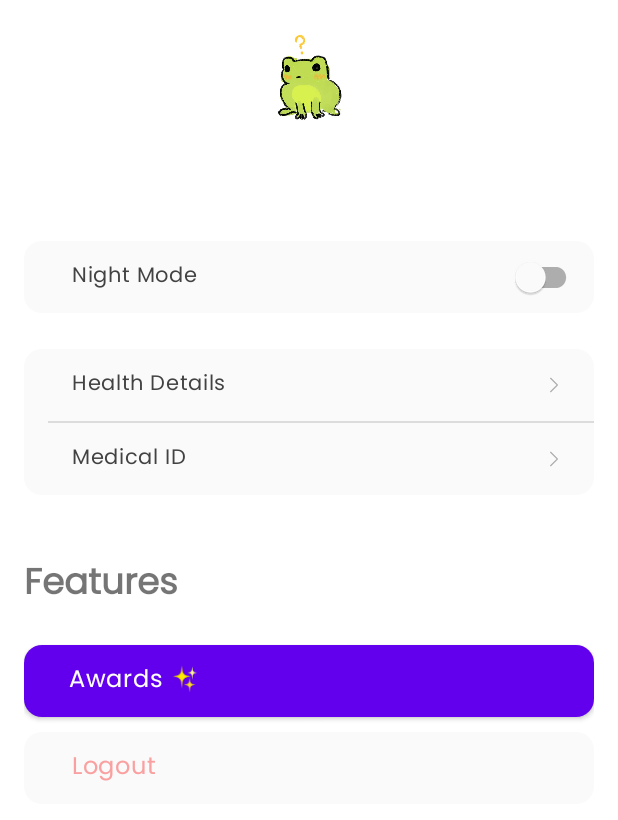
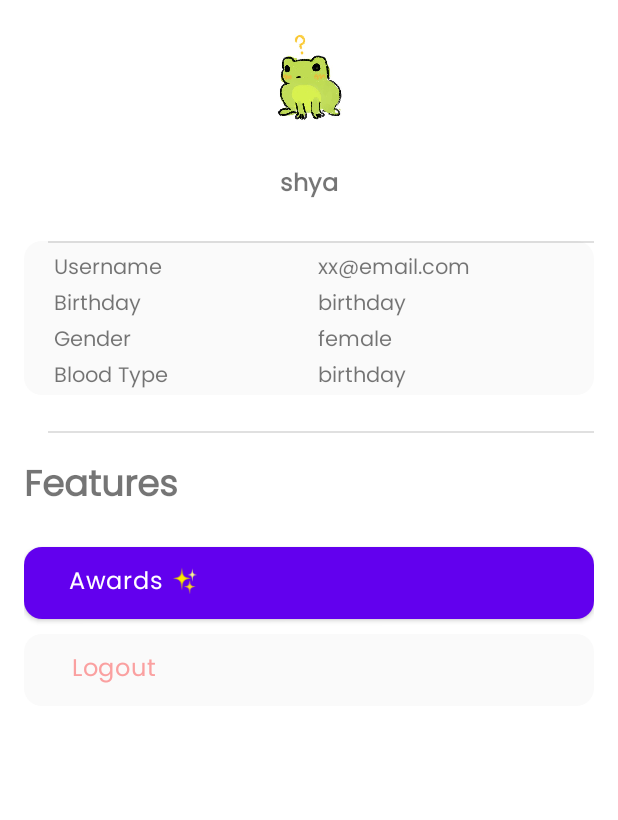
Before and after one commit to jacky-teo/rehab-mobile, an Android app: the fragment User shown on its own in the app's theme, on a phone screen of 412 x 824 dp. Shown: the top 820 px of the screen. Run offline under Robolectric (Android 15) with nearby library versions, the phone set to English and light mode, and no system bars; plain views replace CircularImageView; 6 statements that could not run were skipped.

Commit message:
updated user profile

```diff
--- a/app/src/main/java/com/example/rehab_mobile/AwardsActivity.kt
+++ b/app/src/main/java/com/example/rehab_mobile/AwardsActivity.kt
@@ -2,6 +2,7 @@ package com.example.rehab_mobile
 
 import android.app.Dialog
 import android.content.Context
+import android.content.Intent
 import android.graphics.Bitmap
 import android.graphics.Color
 import android.graphics.drawable.ColorDrawable
@@ -59,11 +60,12 @@ class AwardsActivity : AppCompatActivity() {
         username = sharedPreference.getString("username","")
 
         // TO BE REMOVED !! - Updating user points for testing purposes
-        dbHelper.updateUserPoint(username!!, 1400)
+//        dbHelper.updateUserPoint(username!!, 1400)
         // TO BE REMOVED !! - End
 
         // display points
         getPoints()
+
     }
 
     // update button styling
@@ -103,8 +105,9 @@ class AwardsActivity : AppCompatActivity() {
 
     // get user points
     private fun getPoints() {
-        availPoints = dbHelper.searchUserPoint(username!!)[0].points
-
+        if (dbHelper.searchUserPoint(username!!).isNotEmpty()){
+            availPoints = dbHelper.searchUserPoint(username!!)[0].points
+        }
         // display points on awards page
         val pointsView = findViewById<TextView>(R.id.availablePoints)
         pointsView.text = availPoints.toString()
@@ -127,7 +130,7 @@ class AwardsActivity : AppCompatActivity() {
 
         // reload points shown
         getPoints()
-
+        Log.d("userPoints", dbHelper.searchUserPoint(username!!)[0].points.toString())
     }
 
     // new redemption of voucher
@@ -199,4 +202,9 @@ class AwardsActivity : AppCompatActivity() {
 
     }
 
+    fun backToMainButton(view: View) {
+        val homeIntent = Intent(this, HomeActivity::class.java)
+        startActivity(homeIntent)
+    }
+
 }
--- a/app/src/main/java/com/example/rehab_mobile/Home.kt
+++ b/app/src/main/java/com/example/rehab_mobile/Home.kt
@@ -30,7 +30,6 @@ class Home : Fragment() {
         super.onViewCreated(view, savedInstanceState)
         val act = activity
         dbHelper = DatabaseHelper(requireActivity())
-
 
         val calendar = Calendar.getInstance()
         val currentDate = calendar.time
--- a/app/src/main/java/com/example/rehab_mobile/User.kt
+++ b/app/src/main/java/com/example/rehab_mobile/User.kt
@@ -28,13 +28,21 @@ class User : Fragment() {
         super.onViewCreated(view, savedInstanceState)
         val act = activity
         dbHelper = DatabaseHelper(requireActivity())
-        val userNameTv = act!!.findViewById<TextView>(R.id.userName)
+        val nameTv = act!!.findViewById<TextView>(R.id.nameTv)
+        val usernameTv = act!!.findViewById<TextView>(R.id.usernameTv)
+        val birthdayTv = act!!.findViewById<TextView>(R.id.birthdayTv)
+        val genderTv = act!!.findViewById<TextView>(R.id.genderTv)
+        val bloodTypeTv = act!!.findViewById<TextView>(R.id.bloodTypeTv)
         val sharedPreference =requireActivity().getSharedPreferences("rehapp_login", Context.MODE_PRIVATE)
         username = sharedPreference.getString("username","")
         //Grab current user details
-        val user = dbHelper.searchUserRecords(username!!)
-        Log.d("user", user.toString())
-        userNameTv.text = username
+        val user = dbHelper.searchUserRecords(username!!)[0]
+        nameTv.text = user.firstname + " " + user.lastname
+        usernameTv.text = user.username
+        birthdayTv.text = user.dob
+        genderTv.text = user.sex
+        bloodTypeTv.text = user.bloodtype
+
 
     }
 }
--- a/app/src/main/res/layout/activity_awards.xml
+++ b/app/src/main/res/layout/activity_awards.xml
@@ -7,7 +7,14 @@
     tools:context=".AwardsActivity"
     android:paddingTop="40dp"
     android:id="@+id/awardsLayout">
-
+    <com.mikhaellopez.circularimageview.CircularImageView
+        android:layout_width="43dp"
+        android:layout_height="43dp"
+        android:layout_marginStart="8dp"
+        android:layout_marginEnd="12dp"
+        android:onClick="backToMainButton"
+        android:layout_marginTop="10dp"
+        android:src="@drawable/home" />
     <TextView
         android:id="@+id/textView"
         android:layout_width="match_parent"
--- a/app/src/main/res/layout/fragment_user.xml
+++ b/app/src/main/res/layout/fragment_user.xml
@@ -26,7 +26,7 @@
             android:textAlignment="center"
             android:textSize="16sp"
             android:textStyle="bold"
-            android:id="@+id/userName"/>
+            android:id="@+id/nameTv"/>
 
 
         <LinearLayout
@@ -36,114 +36,78 @@
             android:layout_marginBottom="24dp"
             android:background="@drawable/rounded_corners"
             android:orientation="vertical">
-
-            <LinearLayout
-                android:layout_width="match_parent"
-                android:layout_height="match_parent"
-                android:gravity="center"
-                android:orientation="horizontal">
-
-                <Button
-                    android:id="@+id/button2"
-                    android:layout_width="310dp"
-                    android:layout_height="wrap_content"
-                    android:layout_marginStart="16dp"
-                    android:background="@android:color/transparent"
-                    android:letterSpacing="0.03"
-                    android:text="@string/nightMode"
-                    android:textAlignment="textStart"
-                    android:textAllCaps="false"
-
-                    android:textColor="@color/cardview_dark_background"
-                    android:textSize="14sp" />
-
-                <com.google.android.material.switchmaterial.SwitchMaterial
-                    android:id="@+id/nightModeToggle"
-                    android:layout_width="0dp"
-                    android:layout_height="48dp"
-                    android:layout_gravity="center"
-                    android:layout_marginEnd="8dp"
-                    android:layout_weight="1" />
-
-            </LinearLayout>
-
-        </LinearLayout>
-
-        <LinearLayout
-            android:layout_width="match_parent"
-            android:layout_height="match_parent"
-
-            android:layout_marginBottom="24dp"
-            android:background="@drawable/rounded_corners"
-            android:orientation="vertical">
-
-
-            <LinearLayout
-                android:layout_width="match_parent"
-                android:layout_height="match_parent"
-                android:gravity="center"
-                android:orientation="horizontal">
-
-                <Button
-                    android:id="@+id/healthDetailsText"
-                    android:layout_width="310dp"
-                    android:layout_height="wrap_content"
-                    android:layout_marginStart="16dp"
-                    android:background="@android:color/transparent"
-                    android:letterSpacing="0.03"
-                    android:text="@string/healthDetails"
-                    android:textAlignment="textStart"
-                    android:textAllCaps="false"
-                    android:textColor="@color/cardview_dark_background"
-                    android:textSize="14sp"/>
-
-                <ImageButton
-                    android:id="@+id/healthDetailsBtn"
-                    android:layout_width="48dp"
-                    android:layout_height="48dp"
-                    android:layout_weight="1"
-                    android:background="@android:color/transparent"
-                    android:src="@drawable/chevron_right"
-                    tools:ignore="ContentDescription" />
-            </LinearLayout>
-
             <View
                 android:id="@+id/divider"
                 android:layout_width="match_parent"
                 android:layout_height="1dp"
                 android:layout_marginStart="16dp"
+                android:layout_marginBottom="5dp"
                 android:background="?android:attr/listDivider" />
 
             <LinearLayout
-                android:layout_width="match_parent"
-                android:layout_height="match_parent"
-                android:gravity="center"
+                android:layout_width="wrap_content"
+                android:layout_height="wrap_content"
                 android:orientation="horizontal">
 
-                <Button
-                    android:id="@+id/medicalIDText"
-                    android:layout_width="310dp"
-                    android:layout_height="wrap_content"
-                    android:layout_marginStart="16dp"
-                    android:background="@android:color/transparent"
-                    android:letterSpacing="0.03"
-                    android:text="@string/medicalID"
-                    android:textAlignment="textStart"
-                    android:textAllCaps="false"
-                    android:textColor="@color/cardview_dark_background"
-                    android:textSize="14sp" />
+                <LinearLayout
+                    android:layout_width="match_parent"
+                    android:layout_height="match_parent"
+                    android:orientation="vertical"
+                    android:layout_marginRight="100dp"
+                    android:layout_marginLeft="20dp">
+                    <TextView
+                        android:layout_width="wrap_content"
+                        android:layout_height="wrap_content"
+                        android:text="Username" />
+                    <TextView
+                        android:layout_width="wrap_content"
+                        android:layout_height="wrap_content"
+                        android:text="Birthday" />
+                    <TextView
+                        android:layout_width="wrap_content"
+                        android:layout_height="wrap_content"
+                        android:text="Gender" />
+                    <TextView
+                        android:layout_width="wrap_content"
+                        android:layout_height="wrap_content"
+                        android:text="Blood Type" />
 
-                <ImageButton
-                    android:id="@+id/medicalIDBtn"
-                    android:layout_width="48dp"
-                    android:layout_height="48dp"
-                    android:layout_weight="1"
-                    android:background="@android:color/transparent"
-                    android:src="@drawable/chevron_right"/>
+                </LinearLayout>
+                <LinearLayout
+                    android:layout_width="match_parent"
+                    android:layout_height="match_parent"
+                    android:orientation="vertical">
+                    <TextView
+                        android:layout_width="wrap_content"
+                        android:layout_height="wrap_content"
+                        android:text="xx@email.com"
+                        android:id="@+id/usernameTv"/>
+                    <TextView
+                        android:layout_width="wrap_content"
+                        android:layout_height="wrap_content"
+                        android:text="birthday"
+                        android:id="@+id/birthdayTv"/>
+                    <TextView
+                        android:layout_width="wrap_content"
+                        android:layout_height="wrap_content"
+                        android:text="female"
+                        android:id="@+id/genderTv"/>
+                    <TextView
+                        android:layout_width="wrap_content"
+                        android:layout_height="wrap_content"
+                        android:text="birthday"
+                        android:id="@+id/bloodTypeTv"/>
+
+                </LinearLayout>
             </LinearLayout>
-
         </LinearLayout>
 
+        <View
+            android:id="@+id/divider2"
+            android:layout_width="match_parent"
+            android:layout_height="1dp"
+            android:layout_marginStart="16dp"
+            android:background="?android:attr/listDivider" />
         <TextView
             android:layout_width="match_parent"
             android:layout_height="wrap_content"
```
